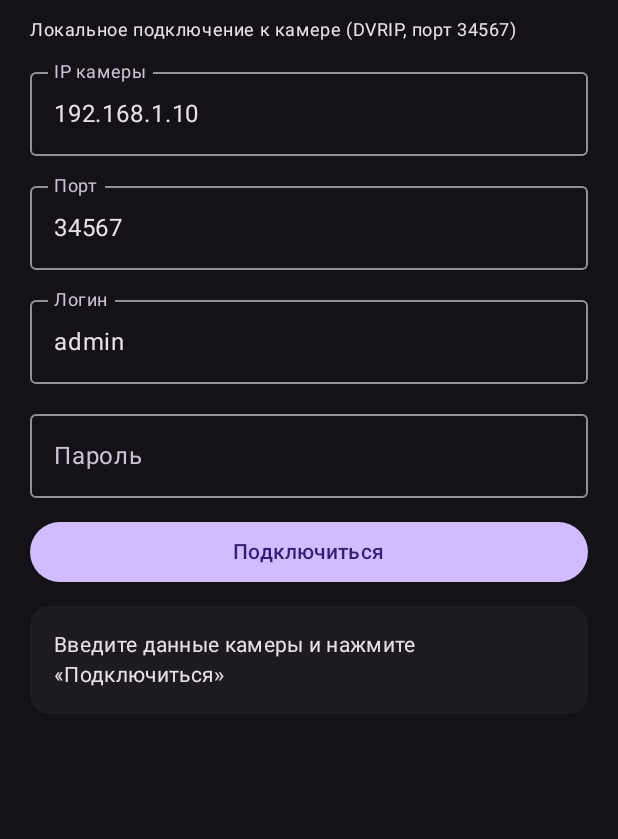
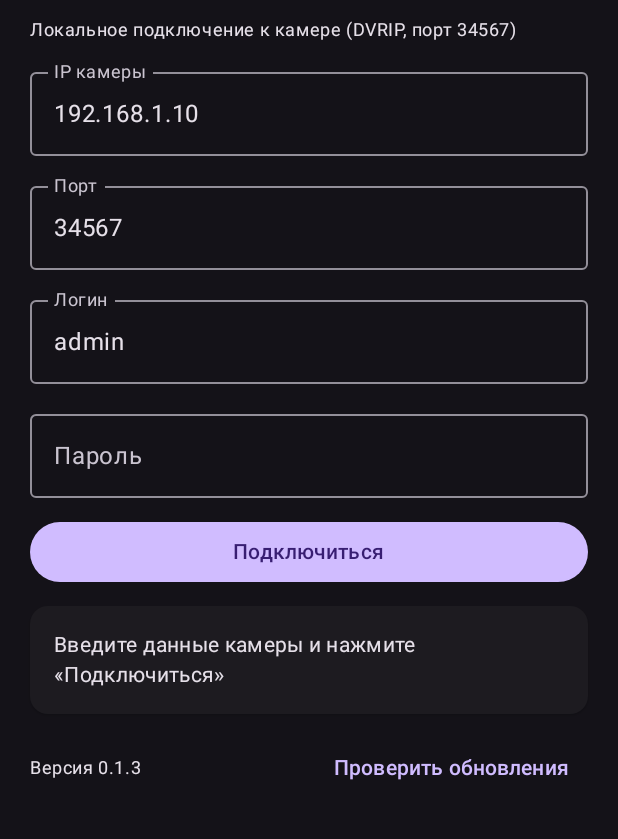
Before and after one commit to kwebmn/dvrip-cam, an Android app built with Jetpack Compose: the screen it shows after launch (MainActivity), on a phone screen of 412 x 824 dp, the part 84-923 px from its top. Run offline under Robolectric (Android 15) with nearby library versions, the phone set to English and light mode, and no system bars.

Commit message:
Add manual 'Check for updates' button + show current version (v0.1.3)
Co-Authored-By: Claude Opus 4.8 <noreply@anthropic.com>

```diff
--- a/app/build.gradle.kts
+++ b/app/build.gradle.kts
@@ -15,8 +15,8 @@ android {
         applicationId = "com.kwebmn.dvripcam"
         minSdk = 26
         targetSdk = 34
-        versionCode = 3
-        versionName = "0.1.2"
+        versionCode = 4
+        versionName = "0.1.3"
         buildConfigField("String", "GITHUB_REPO", "\"kwebmn/dvrip-cam\"")
     }
 
--- a/app/src/main/kotlin/com/kwebmn/dvripcam/MainActivity.kt
+++ b/app/src/main/kotlin/com/kwebmn/dvripcam/MainActivity.kt
@@ -48,6 +48,7 @@ private fun ConnectScreen(onOpenLive: (String, Int, String, String) -> Unit) {
     var status by remember { mutableStateOf("Введите данные камеры и нажмите «Подключиться»") }
     var busy by remember { mutableStateOf(false) }
     var canLive by remember { mutableStateOf(false) }
+    var updCheckMsg by remember { mutableStateOf("") }
 
     val activity = androidx.compose.ui.platform.LocalContext.current as ComponentActivity
 
@@ -143,6 +144,30 @@ private fun ConnectScreen(onOpenLive: (String, Int, String, String) -> Unit) {
             ) { Text("▶ Смотреть Live") }
         }
 
+        Row(verticalAlignment = androidx.compose.ui.Alignment.CenterVertically) {
+            Text(
+                "Версия ${com.kwebmn.dvripcam.BuildConfig.VERSION_NAME}",
+                style = MaterialTheme.typography.bodySmall,
+            )
+            Spacer(Modifier.weight(1f))
+            TextButton(onClick = {
+                updCheckMsg = "Проверяю…"
+                activity.lifecycleScope.launch {
+                    val rel = com.kwebmn.dvripcam.update.Updater.latestRelease()
+                    when {
+                        rel == null -> updCheckMsg = "Не удалось проверить обновления"
+                        com.kwebmn.dvripcam.update.Updater.isNewer(rel.versionName) -> {
+                            update = rel; updCheckMsg = ""
+                        }
+                        else -> updCheckMsg = "У вас последняя версия (${rel.tag})"
+                    }
+                }
+            }) { Text("Проверить обновления") }
+        }
+        if (updCheckMsg.isNotBlank()) {
+            Text(updCheckMsg, style = MaterialTheme.typography.bodySmall)
+        }
+
         update?.let { rel ->
             ElevatedCard(modifier = Modifier.fillMaxWidth()) {
                 Column(Modifier.padding(16.dp), verticalArrangement = Arrangement.spacedBy(8.dp)) {
```
